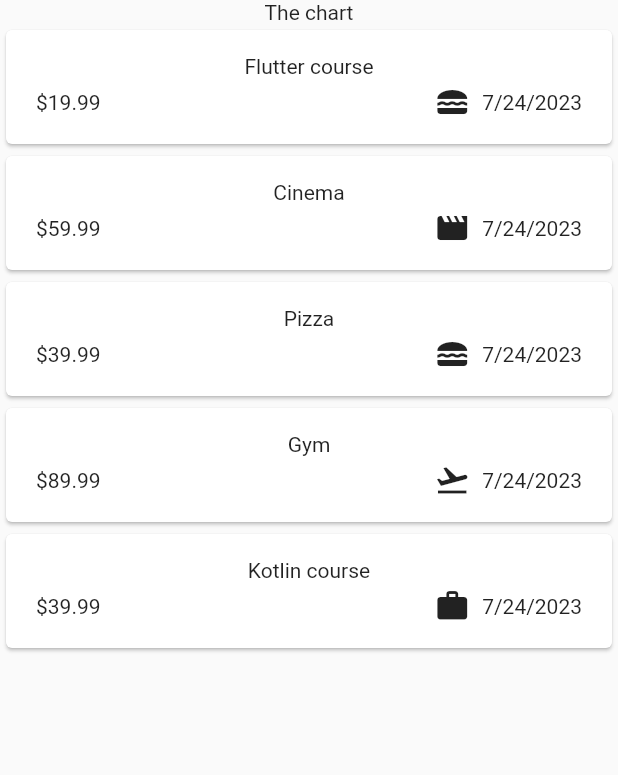
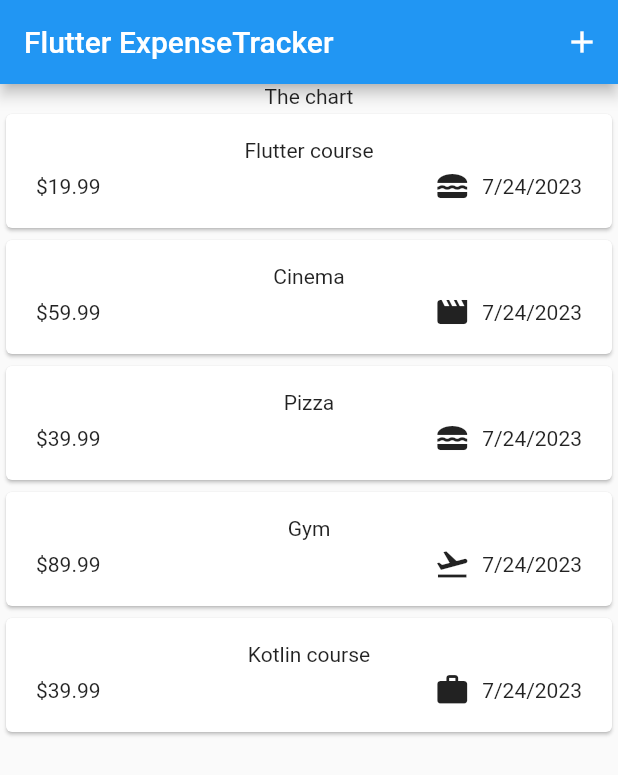
Before and after one commit to KaioPlandel/expense_tracker_app, a Flutter app: the screen it shows after launch, on a phone screen of 412 x 824 dp. Shown: the top 775 px of the screen. Run offline on Flutter 3.47's test engine with Material 2 defaults, Android fonts, the phone set to English and light mode, and no system bars.

Commit message:
feat: add toolbar and material 3

```diff
--- a/lib/widgets/expenses_tracker.dart
+++ b/lib/widgets/expenses_tracker.dart
@@ -43,6 +43,15 @@ class _ExpenseState extends State<Expense> {
   @override
   Widget build(BuildContext context) {
     return Scaffold(
+      appBar: AppBar(
+        title: const Text("Flutter ExpenseTracker"),
+        actions: [
+          IconButton(
+            onPressed: () {},
+            icon: const Icon(Icons.add),
+          ),
+        ],
+      ),
       body: Column(
         children: [
           const Text("The chart"),
```
Also changed, not shown: pubspec.lock.
